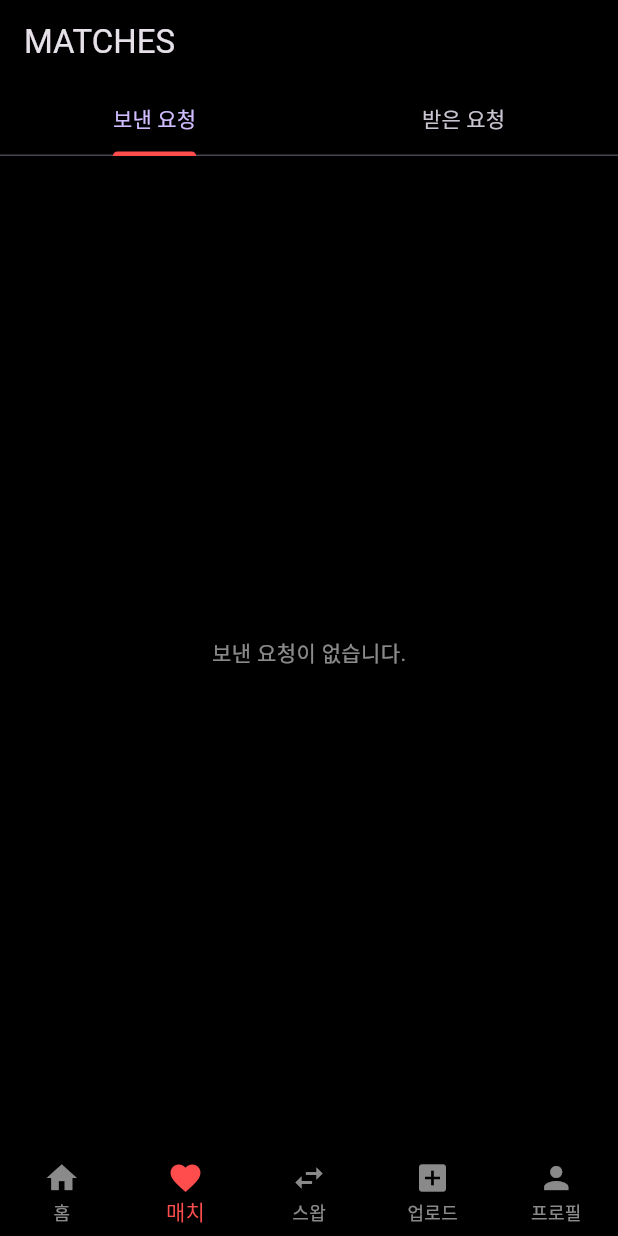
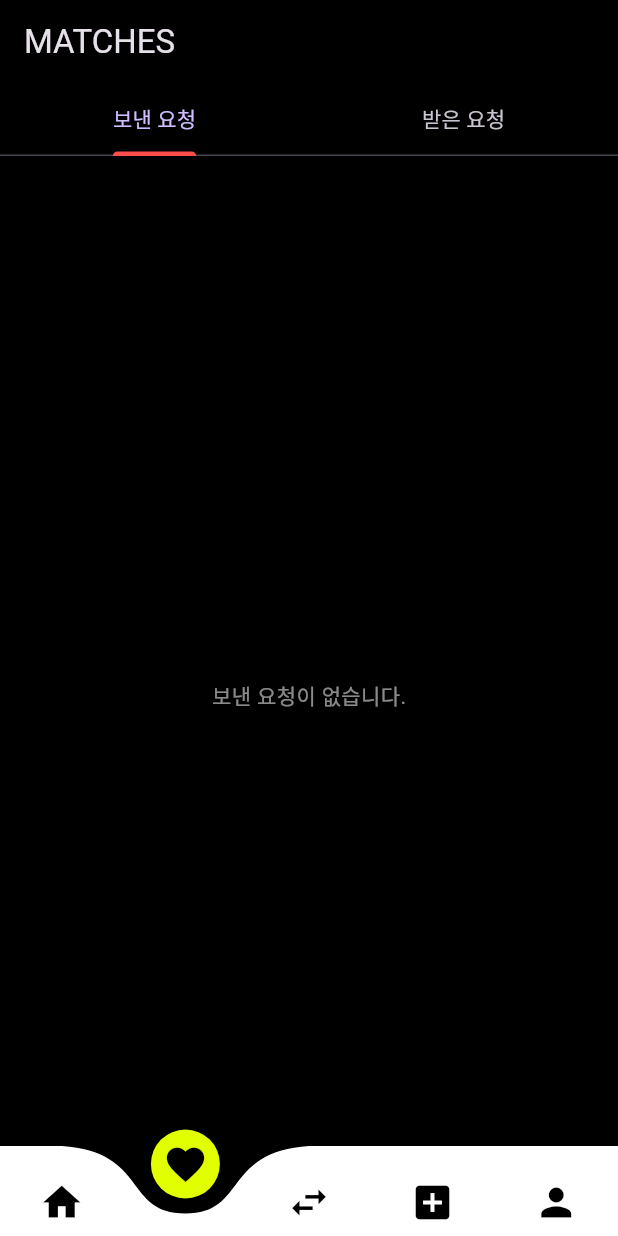
Before and after one commit to ILOVETOSS/wear2wear, a Flutter app: the screen it shows once a user with an empty profile is signed in, item 2 of the bottom bar chosen, on a phone screen of 412 x 824 dp. Run offline on Flutter 3.47's test engine with Material 3 defaults, Android fonts, the phone set to English and light mode, and no system bars; drawn by our look-alikes of curved_navigation_bar; our stand-ins replace cloud_firestore, firebase_auth, firebase_core, firebase_storage, flutter_card_swiper, geocoding and 3 more; accounts and stored records are empty; network calls fail.

Commit message:
feat: 디자인 수정 및 카드 스와이퍼 적용

```diff
--- a/lib/main.dart
+++ b/lib/main.dart
@@ -1,8 +1,9 @@
 import 'package:flutter/material.dart';
 import 'package:firebase_core/firebase_core.dart';
 import 'package:firebase_auth/firebase_auth.dart';
-import 'package:cloud_firestore/cloud_firestore.dart'; // 🔥 추가됨
-import 'package:flutter/foundation.dart'; // 🔥 kIsWeb 사용을 위해 추가됨
+import 'package:cloud_firestore/cloud_firestore.dart';
+import 'package:flutter/foundation.dart';
+import 'package:curved_navigation_bar/curved_navigation_bar.dart'; // 🔥 패키지 임포트
 import 'firebase_options.dart';
 
 import 'screens/home_screen.dart';
@@ -64,7 +65,6 @@ class MyApp extends StatelessWidget {
 class MainNavigationScreen extends StatefulWidget {
   const MainNavigationScreen({super.key});
 
-  // GlobalKey를 통해 다른 화면(UploadScreen 등)에서 이 상태에 접근할 수 있게 합니다.
   static final GlobalKey<_MainNavigationScreenState> navKey = GlobalKey<_MainNavigationScreenState>();
 
   @override
@@ -93,22 +93,29 @@ class _MainNavigationScreenState extends State<MainNavigationScreen> {
   @override
   Widget build(BuildContext context) {
     return Scaffold(
-      key: MainNavigationScreen.navKey, // 🔥 navKey 연결
+      key: MainNavigationScreen.navKey,
+      // 🔥 extendBody를 true로 설정해야 네비게이션 바의 잘린 곡선 부분이 배경색과 자연스럽게 연결됩니다.
+      extendBody: true,
       body: _getSelectedScreen(currentTabIndex),
-      bottomNavigationBar: BottomNavigationBar(
-        type: BottomNavigationBarType.fixed,
-        backgroundColor: Colors.black,
-        selectedItemColor: const Color(0xFFFF4D4D),
-        unselectedItemColor: Colors.white54,
-        currentIndex: currentTabIndex,
-        onTap: changeTab,
-        items: const [
-          BottomNavigationBarItem(icon: Icon(Icons.home), label: '홈'),
-          BottomNavigationBarItem(icon: Icon(Icons.favorite), label: '매치'),
-          BottomNavigationBarItem(icon: Icon(Icons.swap_horiz), label: '스왑'),
-          BottomNavigationBarItem(icon: Icon(Icons.add_box), label: '업로드'),
-          BottomNavigationBarItem(icon: Icon(Icons.person), label: '프로필'),
+      bottomNavigationBar: CurvedNavigationBar(
+        index: currentTabIndex,
+        height: 60.0,
+        items: const <Widget>[
+          Icon(Icons.home, size: 30, color: Colors.black),
+          Icon(Icons.favorite, size: 30, color: Colors.black),
+          Icon(Icons.swap_horiz, size: 30, color: Colors.black),
+          Icon(Icons.add_box, size: 30, color: Colors.black),
+          Icon(Icons.person, size: 30, color: Colors.black),
         ],
+        color: Colors.white, // 바의 배경색
+        buttonBackgroundColor: const Color(0xFFE2FF00), // 🔥 선택된 아이콘이 올라갔을 때의 배경 원 색상 (테마색 적용)
+        backgroundColor: Colors.transparent, // 🔥 네비게이션 바 뒤로 보이는 배경을 투명하게 설정
+        animationCurve: Curves.easeInOut,
+        animationDuration: const Duration(milliseconds: 400),
+        onTap: (index) {
+          changeTab(index);
+        },
+        letIndexChange: (index) => true,
       ),
     );
   }
```
Also changed, not shown: lib/screens/swap_screen.dart (+206 -53 lines), pubspec.yaml (+3 -4 lines), pubspec.lock.
